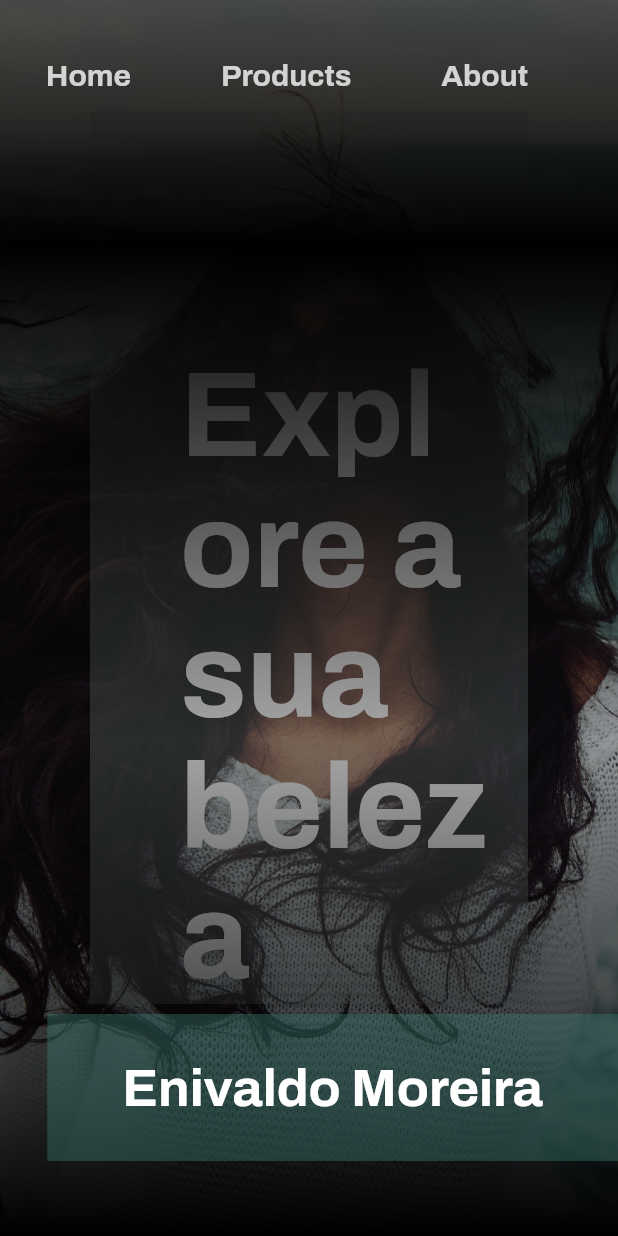
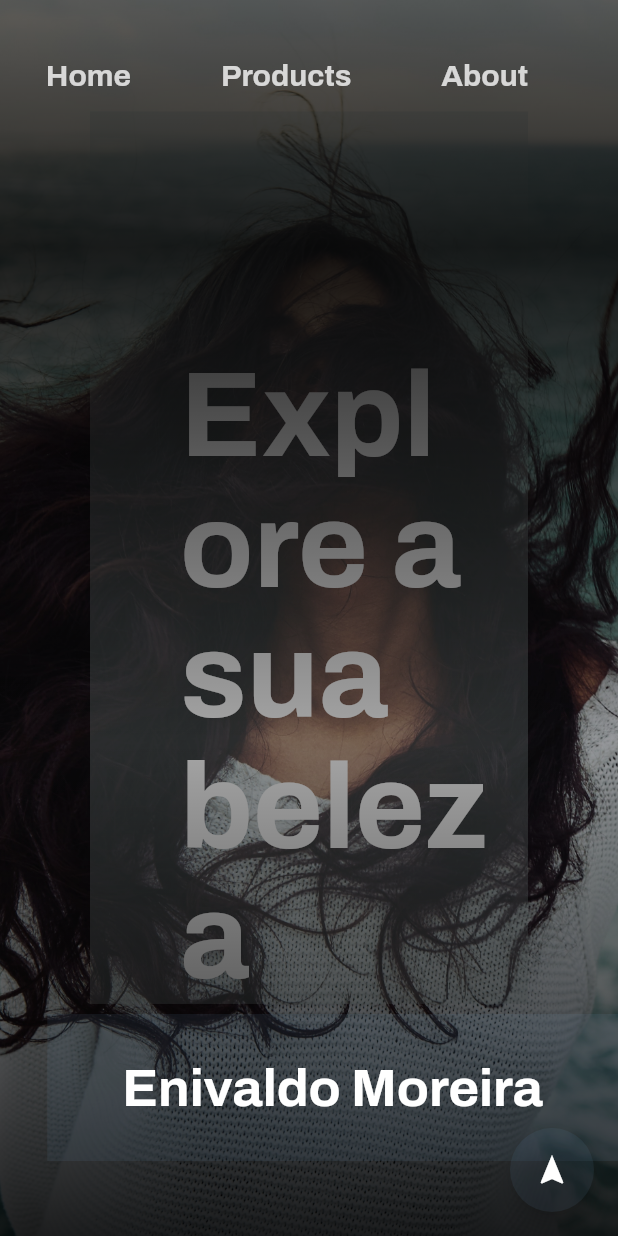
Before and after one commit to Garrike/cosmetics-ecommerce, a Flutter app: the screen it shows after launch, on a phone screen of 412 x 824 dp. Run offline on Flutter 3.47's test engine with Material 2 defaults, Android fonts, the phone set to English and light mode, and no system bars; our stand-ins replace carousel_slider, google_fonts.

Commit message:
second commit

```diff
--- a/lib/pages/home.dart
+++ b/lib/pages/home.dart
@@ -1,3 +1,5 @@
+import 'dart:math';
+
 import 'package:flutter/material.dart';
 import 'package:flutter/cupertino.dart';
 import 'package:google_fonts/google_fonts.dart';
@@ -9,6 +11,9 @@ class MyHomePage extends StatefulWidget {
 }
 
 class _MyHomePageState extends State<MyHomePage> with TickerProviderStateMixin {
+  PageController controllerPage = PageController();
+  int count = 0, randomPage;
+  Random random = Random();
   AnimationController controller;
   Animation<double> animation;
 
@@ -17,6 +22,9 @@ class _MyHomePageState extends State<MyHomePage> with TickerProviderStateMixin {
 
   AnimationController controller2;
   Animation<double> animation2;
+
+  AnimationController _controller3;
+  Animation<Offset> _offsetAnimation3;
 
   AnimationController controllerMain;
   Animation<double> animationMain;
@@ -30,9 +38,27 @@ class _MyHomePageState extends State<MyHomePage> with TickerProviderStateMixin {
   @override
   void initState() {
     super.initState();
-    colorName = Color.fromRGBO(59,124,116, 0.4);
     _paddingExplore = EdgeInsets.only(top: 160, left: 60);
+    randomPage = random.nextInt(3);
+    switch (randomPage) {
+      case 0:
+        colorName = Color.fromRGBO(59, 124, 116, 0.1);
         image = AssetImage("images/home2.jpg");
+        break;
+      case 1:
+        colorName = Color.fromRGBO(103, 148, 186, 0.1);
+        image = AssetImage("images/home3.jpg");
+        break;
+      case 2:
+        colorName = Color.fromRGBO(21, 46, 48, 0.1);
+        image = AssetImage("images/home4.jpg");
+        break;
+      default:
+        colorName = Color.fromRGBO(21, 46, 48, 0.1);
+        image = AssetImage("images/home4.jpg");
+        break;
+    }
+    // colorName = Color.fromRGBO(59,124,116, 0.2);
 
     controller = AnimationController(
         duration: const Duration(milliseconds: 2000), vsync: this);
@@ -54,14 +80,28 @@ class _MyHomePageState extends State<MyHomePage> with TickerProviderStateMixin {
         duration: const Duration(milliseconds: 2000), vsync: this);
     animation2 = CurvedAnimation(parent: controller2, curve: Curves.easeIn);
 
+    _controller3 = AnimationController(
+      duration: const Duration(milliseconds: 2500),
+      vsync: this,
+    );
+    _offsetAnimation3 = Tween<Offset>(
+      begin: Offset(1, 0),
+      end: const Offset(0, 0),
+    ).animate(CurvedAnimation(
+      parent: _controller3,
+      curve: Curves.fastOutSlowIn,
+    ));
+
     controllerMain = AnimationController(
-      duration: const Duration(milliseconds: 3000), vsync: this);
-    animationMain = CurvedAnimation(parent: controllerMain, curve: Curves.fastOutSlowIn);
+        duration: const Duration(milliseconds: 3200), vsync: this);
+    animationMain =
+        CurvedAnimation(parent: controllerMain, curve: Curves.fastOutSlowIn);
+
+    Future.delayed(const Duration(milliseconds: 2200), () {
       controllerMain.forward();
-
-    Future.delayed(const Duration(milliseconds: 2500), () {
       controller.forward();
       _controller2.forward();
+      _controller3.forward();
       controller2.forward();
     });
 
@@ -74,11 +114,13 @@ class _MyHomePageState extends State<MyHomePage> with TickerProviderStateMixin {
   @override
   Widget build(BuildContext context) {
     return Scaffold(
-      backgroundColor: Colors.white,
+      backgroundColor: Colors.black,
       body: Stack(
         children: <Widget>[
-          SingleChildScrollView(
-            child: Column(
+          PageView(
+            controller: controllerPage,
+            scrollDirection: Axis.vertical,
+            physics: NeverScrollableScrollPhysics(),
             children: <Widget>[
               Container(
                 child: Stack(
@@ -91,47 +133,7 @@ class _MyHomePageState extends State<MyHomePage> with TickerProviderStateMixin {
                         height: MediaQuery.of(context).size.height,
                         decoration: new BoxDecoration(
                             image: new DecorationImage(
-                                image: image,
-                                fit: BoxFit.cover
-                            )
-                          ),
-                          // child: CarouselSlider(
-                          //   height: MediaQuery.of(context).size.height,
-                          //   enlargeCenterPage: false,
-                          //   autoPlay: true,
-                          //   autoPlayInterval: Duration(seconds: 20),
-                          //   onPageChanged: (index) {
-                          //     setState(() {
-                          //       switch(index) {
-                          //         case 0:
-                          //           colorName = Color.fromRGBO(59,124,116, 0.4);
-                          //           break;
-                          //         case 1:
-                          //           colorName = Color.fromRGBO(103,148,186, 0.4);
-                          //           break;
-                          //         case 2:
-                          //           colorName = Color.fromRGBO(21, 46, 48, 0.4);
-                          //           break;
-                          //       }
-                          //     });
-                          //   },
-                          //   items: images.map((i) {
-                          //     return Builder(
-                          //       builder: (BuildContext context) {
-                          //         return Container(
-                          //           width: MediaQuery.of(context).size.width,
-                          //           height: MediaQuery.of(context).size.height,
-                          //           decoration: BoxDecoration(
-                          //             image: DecorationImage(
-                          //               image: i.image,
-                          //               fit: BoxFit.cover
-                          //             ),
-                          //           ),
-                          //         );
-                          //       },
-                          //     );
-                          //   }).toList(),
-                          // ),
+                                image: AssetImage("images/home2.jpg"), fit: BoxFit.cover)),
                       ),
                     ),
                     SlideTransition(
@@ -140,8 +142,9 @@ class _MyHomePageState extends State<MyHomePage> with TickerProviderStateMixin {
                         opacity: animation,
                         child: Container(
                           padding: _paddingExplore,
-                            margin: EdgeInsets.symmetric(vertical: 60, horizontal: 60),
-                            color: Color.fromRGBO(175,193,191, 0.3),
+                          margin: EdgeInsets.symmetric(
+                              vertical: 60, horizontal: 60),
+                          color: Color.fromRGBO(175, 193, 191, 0.3),
                           child: Padding(
                             padding: const EdgeInsets.only(right: 15.0),
                             child: Text(
@@ -149,8 +152,7 @@ class _MyHomePageState extends State<MyHomePage> with TickerProviderStateMixin {
                               style: GoogleFonts.archivo(
                                   fontSize: 80,
                                   color: Colors.white,
-                                  fontWeight: FontWeight.bold
-                                ),
+                                  fontWeight: FontWeight.bold),
                             ),
                           ),
                         ),
@@ -161,37 +163,38 @@ class _MyHomePageState extends State<MyHomePage> with TickerProviderStateMixin {
                       height: MediaQuery.of(context).size.height,
                       color: Colors.black.withOpacity(0.35),
                     ),
-
-                      FadeTransition(
-                        opacity: animationMain,
-                        child: Container(
+                    Container(
                       width: MediaQuery.of(context).size.width,
                       height: MediaQuery.of(context).size.height,
                       decoration: BoxDecoration(
                         gradient: LinearGradient(
                           begin: Alignment.bottomCenter,
-                              end: Alignment(0, 0.2), // 10% of the width, so there are ten blinds.
-                              colors: [Colors.black, Colors.transparent], // whitish to gray
-                              tileMode: TileMode.mirror, // repeats the gradient over the canvas
+                          end: Alignment(0, 0.2),
+                          colors: [
+                            Colors.black.withOpacity(0.8),
+                            Colors.transparent
+                          ],
+                          tileMode: TileMode.mirror,
                         ),
                       ),
                     ),
-                      ),
-
                     Positioned(
                       bottom: 50,
                       right: 0,
+                      child: SlideTransition(
+                        position: _offsetAnimation3,
                         child: FadeTransition(
                           opacity: animation2,
                           child: Container(
-                            padding: EdgeInsets.symmetric(vertical: 30, horizontal: 50),
+                            padding: EdgeInsets.symmetric(
+                                vertical: 30, horizontal: 50),
                             color: colorName,
                             child: Text(
                               'Enivaldo Moreira',
                               style: GoogleFonts.archivo(
                                   fontSize: 35,
                                   color: Colors.white,
-                                fontWeight: FontWeight.bold
+                                  fontWeight: FontWeight.bold),
                             ),
                           ),
                         ),
@@ -200,36 +203,182 @@ class _MyHomePageState extends State<MyHomePage> with TickerProviderStateMixin {
                   ],
                 ),
               ),
-              ],
+
+              // Another Page (1) ##########################################################
+
+              Container(
+                child: Stack(
+                  children: <Widget>[
+                    Container(
+                      width: MediaQuery.of(context).size.width,
+                      height: MediaQuery.of(context).size.height,
+                      decoration: new BoxDecoration(
+                        image: new DecorationImage(
+                          image: AssetImage("images/home4.jpg"), fit: BoxFit.cover
+                        )
                       ),
                     ),
-          FadeTransition(
-            opacity: animation2,
-            child: Row(
-              mainAxisAlignment: MainAxisAlignment.center,
-              children: <Widget>[
-                Expanded(
+                    SlideTransition(
+                      position: _offsetAnimation,
+                      child: FadeTransition(
+                        opacity: animation,
                         child: Container(
-                    height: 100,
-                  )
+                          padding: _paddingExplore,
+                          margin: EdgeInsets.symmetric(
+                              vertical: 60, horizontal: 60),
+                          color: Color.fromRGBO(175, 193, 191, 0.3),
+                          child: Padding(
+                            padding: const EdgeInsets.only(right: 15.0),
+                            child: Text(
+                              'Explore a \nsua beleza',
+                              style: GoogleFonts.archivo(
+                                  fontSize: 80,
+                                  color: Colors.white,
+                                  fontWeight: FontWeight.bold),
+                            ),
+                          ),
+                        ),
+                      ),
+                    ),
+                    // CarouselSlider(
+                    //   height: MediaQuery.of(context).size.height,
+                    //   autoPlay: true,
+                    //   autoPlayInterval: Duration(seconds: 10),
+                    //   autoPlayAnimationDuration: Duration(milliseconds: 2000),
+                    //   viewportFraction: 0.8,
+                    //   autoPlayCurve: Curves.fastOutSlowIn,
+                    //   items: images.map((i) {
+                    //     return Builder(
+                    //       builder: (BuildContext context) {
+                    //         return Container(
+                    //           width: MediaQuery.of(context).size.width,
+                    //           // margin: EdgeInsets.symmetric(horizontal: 5.0),
+                    //           decoration: BoxDecoration(
+                    //             image: new DecorationImage(
+                    //               image: i.image, fit: BoxFit.cover
+                    //             )
+                    //           ),
+                    //         );
+                    //       },
+                    //     );
+                    //   }).toList(),
+                    // ),
+                    Container(
+                      width: MediaQuery.of(context).size.width,
+                      height: MediaQuery.of(context).size.height,
+                      color: Colors.black.withOpacity(0.35),
                     ),
                     Container(
-                  padding: EdgeInsets.only(right: 60),
-                  child: Text('Home', style: GoogleFonts.archivo(fontSize: 20, color: Colors.white.withAlpha(200), fontWeight: FontWeight.bold),),
+                      width: MediaQuery.of(context).size.width,
+                      height: MediaQuery.of(context).size.height,
+                      decoration: BoxDecoration(
+                        gradient: LinearGradient(
+                          begin: Alignment.topCenter,
+                          end: Alignment(0, -0.2),
+                          colors: [
+                            Colors.black.withOpacity(0.8),
+                            Colors.transparent
+                          ],
+                          tileMode: TileMode.mirror,
                         ),
-                Container(
-                  padding: EdgeInsets.only(right: 60),
-                  child: Text('Products', style: GoogleFonts.archivo(fontSize: 20, color: Colors.white.withAlpha(200), fontWeight: FontWeight.bold),),
                       ),
-                Container(
-                  padding: EdgeInsets.only(right: 60),
-                  child: Text('About', style: GoogleFonts.archivo(fontSize: 20, color: Colors.white.withAlpha(200), fontWeight: FontWeight.bold),),
                     ),
                   ],
                 ),
               ),
             ],
           ),
+          Row(
+            mainAxisAlignment: MainAxisAlignment.center,
+            children: <Widget>[
+              Expanded(
+                  child: Container(
+                height: 100,
+              )),
+              Container(
+                padding: EdgeInsets.only(right: 60),
+                child: Text(
+                  'Home',
+                  style: GoogleFonts.archivo(
+                      fontSize: 20,
+                      color: Colors.white.withAlpha(200),
+                      fontWeight: FontWeight.bold),
+                ),
+              ),
+              Container(
+                padding: EdgeInsets.only(right: 60),
+                child: Text(
+                  'Products',
+                  style: GoogleFonts.archivo(
+                      fontSize: 20,
+                      color: Colors.white.withAlpha(200),
+                      fontWeight: FontWeight.bold),
+                ),
+              ),
+              Container(
+                padding: EdgeInsets.only(right: 60),
+                child: Text(
+                  'About',
+                  style: GoogleFonts.archivo(
+                      fontSize: 20,
+                      color: Colors.white.withAlpha(200),
+                      fontWeight: FontWeight.bold),
+                ),
+              ),
+            ],
+          ),
+        ],
+      ),
+      floatingActionButton: FloatingActionButton(
+        onPressed: () async {
+          if (count == 0) {
+            controller.reverse();
+            _controller2.reverse();
+            _controller3.reverse();
+            controller2.reverse();
+            // await Future.delayed(Duration(milliseconds: 1000));
+            controllerPage.animateToPage(1, duration: Duration(milliseconds: 2000), curve: Curves.fastOutSlowIn);
+            // Future.delayed(const Duration(milliseconds: 2200), () {
+              controller.forward();
+              _controller2.forward();
+              _controller3.forward();
+              controller2.forward();
+            // });
+            count = 1;
+          } else {
+            controllerPage.animateToPage(0, duration: Duration(milliseconds: 2000), curve: Curves.fastOutSlowIn);
+            // Future.delayed(Duration(milliseconds: 2000));
+            controller.forward();
+            _controller2.forward();
+            _controller3.forward();
+            controller2.forward();
+            setState(() {
+              randomPage = random.nextInt(3);
+              switch (randomPage) {
+                case 0:
+                  colorName = Color.fromRGBO(59, 124, 116, 0.1);
+                  image = AssetImage("images/home2.jpg");
+                  break;
+                case 1:
+                  colorName = Color.fromRGBO(103, 148, 186, 0.1);
+                  image = AssetImage("images/home3.jpg");
+                  break;
+                case 2:
+                  colorName = Color.fromRGBO(21, 46, 48, 0.1);
+                  image = AssetImage("images/home4.jpg");
+                  break;
+                default:
+                  colorName = Color.fromRGBO(21, 46, 48, 0.1);
+                  image = AssetImage("images/home4.jpg");
+                  break;
+              }
+            });
+            count = 0;
+          }
+        },
+        child: Icon(Icons.navigation),
+        backgroundColor: colorName,
+      ),
     );
   }
 }
```
Lines whose indentation alone changed are shown as unchanged.
